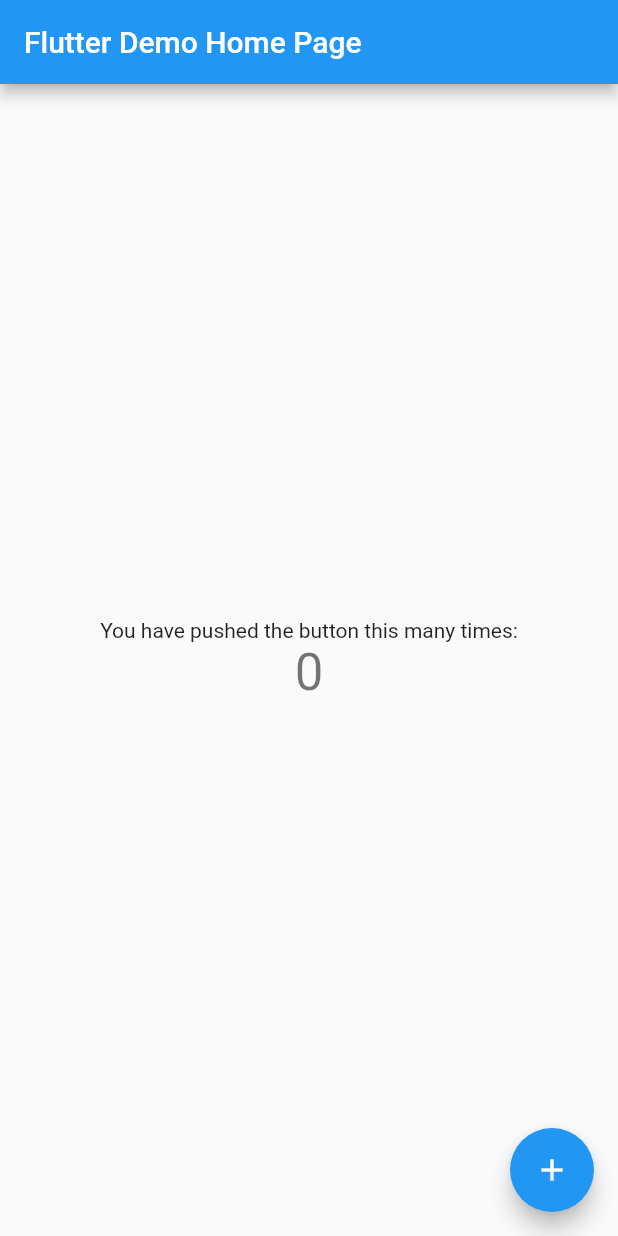
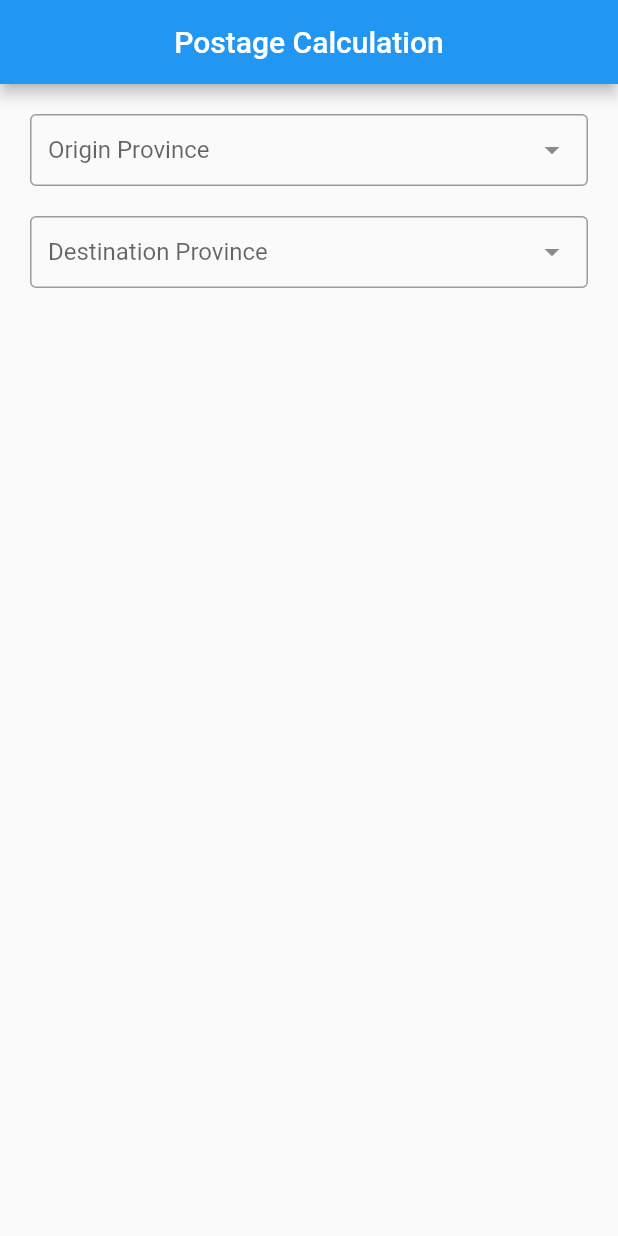
Before and after one commit to dim-sen/postage-app, a Flutter app: the screen it shows after launch, on a phone screen of 412 x 824 dp. Run offline on Flutter 3.47's test engine with Material 2 defaults, Android fonts, the phone set to English and light mode, and no system bars; drawn by our look-alikes of dropdown_search; our stand-ins replace get.

Commit message:
Create Origin and Destination

```diff
--- /dev/null
+++ b/assets/models/city.json
@@ -0,0 +1,8 @@
+{
+  "city_id": "39",
+  "province_id": "5",
+  "province": "DI Yogyakarta",
+  "type": "Kabupaten",
+  "city_name": "Bantul",
+  "postal_code": "55700"
+}
--- /dev/null
+++ b/assets/models/province.json
@@ -0,0 +1,4 @@
+{
+  "province_id": "12",
+  "province": "Kalimantan Barat"
+}
--- /dev/null
+++ b/lib/app/modules/home/controllers/home_controller.dart
@@ -0,0 +1,25 @@
+import 'package:flutter/material.dart';
+import 'package:get/get.dart';
+
+class HomeController extends GetxController {
+  var hinddenCityOrigin = true.obs;
+  var provinceIdOrigin = "0".obs;
+  var cityIdOrigin = "0".obs;
+  var hinddenCityDestination = true.obs;
+  var provinceIdDestination = "0".obs;
+  var cityIdDestination = "0".obs;
+
+  TextEditingController weight;
+
+  @override
+  void onInit() {
+    weight = TextEditingController();
+    super.onInit();
+  }
+
+  @override
+  void onClose() {
+    weight.dispose();
+    super.onClose();
+  }
+}
--- /dev/null
+++ b/lib/app/modules/home/province_model.dart
@@ -0,0 +1,25 @@
+class Province {
+  String provinceId;
+  String province;
+
+  Province({provinceId, province});
+
+  Province.fromJson(Map<String, dynamic> json) {
+    provinceId = json['province_id'];
+    province = json['province'];
+  }
+
+  Map<String, dynamic> toJson() {
+    final data = <String, dynamic>{};
+    data['province_id'] = provinceId;
+    data['province'] = province;
+    return data;
+  }
+
+  static List<Province> fromJsonList(List list) {
+    if (list.isEmpty) {
+      return List<Province>.empty();
+    }
+    return list.map((item) => Province.fromJson(item)).toList();
+  }
+}
--- /dev/null
+++ b/lib/app/modules/home/views/home_view.dart
@@ -0,0 +1,38 @@
+import 'package:flutter/material.dart';
+import 'package:get/get.dart';
+import 'package:postage/app/modules/home/controllers/home_controller.dart';
+import 'package:postage/app/modules/home/views/widgets/province_box.dart';
+import 'package:postage/app/modules/home/views/widgets/city_box.dart';
+
+class HomeView extends GetView<HomeController> {
+  @override
+  Widget build(BuildContext context) {
+    return Scaffold(
+      appBar: AppBar(
+        title: Text('Postage Calculation'),
+        centerTitle: true,
+      ),
+      body: ListView(
+        padding: EdgeInsets.all(20),
+        children: [
+          ProvinceBox(type: "origin",),
+          Obx(() => controller.hinddenCityOrigin.isTrue
+              ? SizedBox()
+              : CityBox(
+                  provinceId:
+                  controller.provinceIdOrigin.value,
+                  type: "origin"
+          )),
+          ProvinceBox(type: "destination",),
+          Obx(() => controller.hinddenCityDestination.isTrue
+              ? SizedBox()
+              : CityBox(
+              provinceId:
+              controller.provinceIdDestination.value,
+              type: "destination"
+          )),
+        ],
+      ),
+    );
+  }
+}
--- /dev/null
+++ b/lib/app/modules/home/views/widgets/province_box.dart
@@ -0,0 +1,90 @@
+import 'dart:convert';
+
+import 'package:flutter/material.dart';
+import 'package:get/get.dart';
+import 'package:dropdown_search/dropdown_search.dart';
+import 'package:postage/app/modules/home/controllers/home_controller.dart';
+import 'package:postage/app/modules/home/province_model.dart';
+import 'package:http/http.dart' as http;
+
+class ProvinceBox extends GetView<HomeController> {
+  const ProvinceBox({
+    Key key,
+    @required this.type
+  }) : super(key: key);
+
+  final String type;
+
+  @override
+  Widget build(BuildContext context) {
+    return Padding(
+      padding: const EdgeInsets.only(bottom: 20.0),
+      child: DropdownSearch <Province>(
+        label: type == "origin" ? "Origin Province" : "Destination Province",
+        showClearButton: true,
+        onFind: (String filter) async {
+          Uri uri = Uri.parse("https://api.rajaongkir.com/starter/province");
+          try {
+            final response = await http.get(
+              uri,
+              headers: {
+                "key": "38854b0670b9a8b40a49e3d1bc131ed7",
+              },
+            );
+
+            var data = json.decode(response.body) as Map<String, dynamic>;
+            var provinceList = data["rajaongkir"]["results"] as List<dynamic>;
+            var models = Province.fromJsonList(provinceList);
+            return models;
+
+          } catch (error) {
+            print(error);
+            return List<Province>.empty();
+          }
+        },
+        onChanged: (province) {
+          if (province != null) {
+            if (type == "origin") {
+              controller.hinddenCityOrigin.value = false;
+              controller.provinceIdOrigin.value = province.provinceId;
+            } else {
+              controller.hinddenCityDestination.value = false;
+              controller.provinceIdDestination.value = province.provinceId;
+            }
+          } else {
+            if (type == "origin") {
+              controller.hinddenCityOrigin.value = true;
+              controller.provinceIdOrigin.value = "0";
+            } else {
+              controller.hinddenCityDestination.value = true;
+              controller.provinceIdDestination.value = "0";
+            }
+          }
+        },
+        showSearchBox: true,
+        searchBoxDecoration: InputDecoration(
+            contentPadding: EdgeInsets.symmetric(
+              horizontal: 25,
+              vertical: 10,
+            ),
+            hintText: "Search Province"
+        ),
+        popupItemBuilder: (context, item, isSelected) {
+          return Container(
+            padding: EdgeInsets.symmetric(
+              horizontal:20,
+              vertical: 15,
+            ),
+            child: Text(
+              "${item.province}",
+              style: TextStyle(
+                fontSize: 20,
+              ),
+            ),
+          );
+        },
+        itemAsString: (item) => item.province,
+      ),
+    );
+  }
+}
--- a/lib/main.dart
+++ b/lib/main.dart
@@ -1,115 +1,14 @@
 import 'package:flutter/material.dart';
+import 'package:get/get.dart';
+import 'app/routes/app_pages.dart';
 
 void main() {
-  runApp(const MyApp());
+  runApp(
+    GetMaterialApp(
+      title: "Ongkos Kirim Indonesia",
+      debugShowCheckedModeBanner: false,
+      initialRoute: AppPages.INITIAL,
+      getPages: AppPages.routes,
+    ),
+  );
 }
-
-class MyApp extends StatelessWidget {
-  const MyApp({Key? key}) : super(key: key);
-
-  // This widget is the root of your application.
-  @override
-  Widget build(BuildContext context) {
-    return MaterialApp(
-      title: 'Flutter Demo',
-      theme: ThemeData(
-        // This is the theme of your application.
-        //
-        // Try running your application with "flutter run". You'll see the
-        // application has a blue toolbar. Then, without quitting the app, try
-        // changing the primarySwatch below to Colors.green and then invoke
-        // "hot reload" (press "r" in the console where you ran "flutter run",
-        // or simply save your changes to "hot reload" in a Flutter IDE).
-        // Notice that the counter didn't reset back to zero; the application
-        // is not restarted.
-        primarySwatch: Colors.blue,
-      ),
-      home: const MyHomePage(title: 'Flutter Demo Home Page'),
-    );
-  }
-}
-
-class MyHomePage extends StatefulWidget {
-  const MyHomePage({Key? key, required this.title}) : super(key: key);
-
-  // This widget is the home page of your application. It is stateful, meaning
-  // that it has a State object (defined below) that contains fields that affect
-  // how it looks.
-
-  // This class is the configuration for the state. It holds the values (in this
-  // case the title) provided by the parent (in this case the App widget) and
-  // used by the build method of the State. Fields in a Widget subclass are
-  // always marked "final".
-
-  final String title;
-
-  @override
-  State<MyHomePage> createState() => _MyHomePageState();
-}
-
-class _MyHomePageState extends State<MyHomePage> {
-  int _counter = 0;
-
-  void _incrementCounter() {
-    setState(() {
-      // This call to setState tells the Flutter framework that something has
-      // changed in this State, which causes it to rerun the build method below
-      // so that the display can reflect the updated values. If we changed
-      // _counter without calling setState(), then the build method would not be
-      // called again, and so nothing would appear to happen.
-      _counter++;
-    });
-  }
-
-  @override
-  Widget build(BuildContext context) {
-    // This method is rerun every time setState is called, for instance as done
-    // by the _incrementCounter method above.
-    //
-    // The Flutter framework has been optimized to make rerunning build methods
-    // fast, so that you can just rebuild anything that needs updating rather
-    // than having to individually change instances of widgets.
-    return Scaffold(
-      appBar: AppBar(
-        // Here we take the value from the MyHomePage object that was created by
-        // the App.build method, and use it to set our appbar title.
-        title: Text(widget.title),
-      ),
-      body: Center(
-        // Center is a layout widget. It takes a single child and positions it
-        // in the middle of the parent.
-        child: Column(
-          // Column is also a layout widget. It takes a list of children and
-          // arranges them vertically. By default, it sizes itself to fit its
-          // children horizontally, and tries to be as tall as its parent.
-          //
-          // Invoke "debug painting" (press "p" in the console, choose the
-          // "Toggle Debug Paint" action from the Flutter Inspector in Android
-          // Studio, or the "Toggle Debug Paint" command in Visual Studio Code)
-          // to see the wireframe for each widget.
-          //
-          // Column has various properties to control how it sizes itself and
-          // how it positions its children. Here we use mainAxisAlignment to
-          // center the children vertically; the main axis here is the vertical
-          // axis because Columns are vertical (the cross axis would be
-          // horizontal).
-          mainAxisAlignment: MainAxisAlignment.center,
-          children: <Widget>[
-            const Text(
-              'You have pushed the button this many times:',
-            ),
-            Text(
-              '$_counter',
-              style: Theme.of(context).textTheme.headline4,
-            ),
-          ],
-        ),
-      ),
-      floatingActionButton: FloatingActionButton(
-        onPressed: _incrementCounter,
-        tooltip: 'Increment',
-        child: const Icon(Icons.add),
-      ), // This trailing comma makes auto-formatting nicer for build methods.
-    );
-  }
-}
--- a/pubspec.yaml
+++ b/pubspec.yaml
@@ -18,7 +18,7 @@ publish_to: 'none' # Remove this line if you wish to publish to pub.dev
 version: 1.0.0+1
 
 environment:
-  sdk: ">=2.16.2 <3.0.0"
+  sdk: ">=2.10.0 <3.0.0"
 
 # Dependencies specify other packages that your package needs in order to work.
 # To automatically upgrade your package dependencies to the latest versions
@@ -27,6 +27,9 @@ environment:
 # the latest version available on pub.dev. To see which dependencies have newer
 # versions available, run `flutter pub outdated`.
 dependencies:
+  http: 0.13.4
+#  dropdown_search2: ^1.0.2
+  dropdown_search: 0.6.3
   flutter:
     sdk: flutter
 
@@ -34,6 +37,7 @@ dependencies:
   # The following adds the Cupertino Icons font to your application.
   # Use with the CupertinoIcons class for iOS style icons.
   cupertino_icons: ^1.0.2
+  get: ^4.6.5
 
 dev_dependencies:
   flutter_test:
```
Also changed, not shown: lib/app/modules/home/bindings/home_binding.dart (added, +12 -0 lines), lib/app/modules/home/city_model.dart (added, +37 -0 lines), lib/app/modules/home/views/widgets/city_box.dart (added, +88 -0 lines), lib/app/modules/home/views/widgets/weight_box.dart (added, +26 -0 lines), lib/app/routes/app_pages.dart (added, +20 -0 lines), lib/app/routes/app_routes.dart (added, +12 -0 lines), pubspec.lock, 1 other file.
